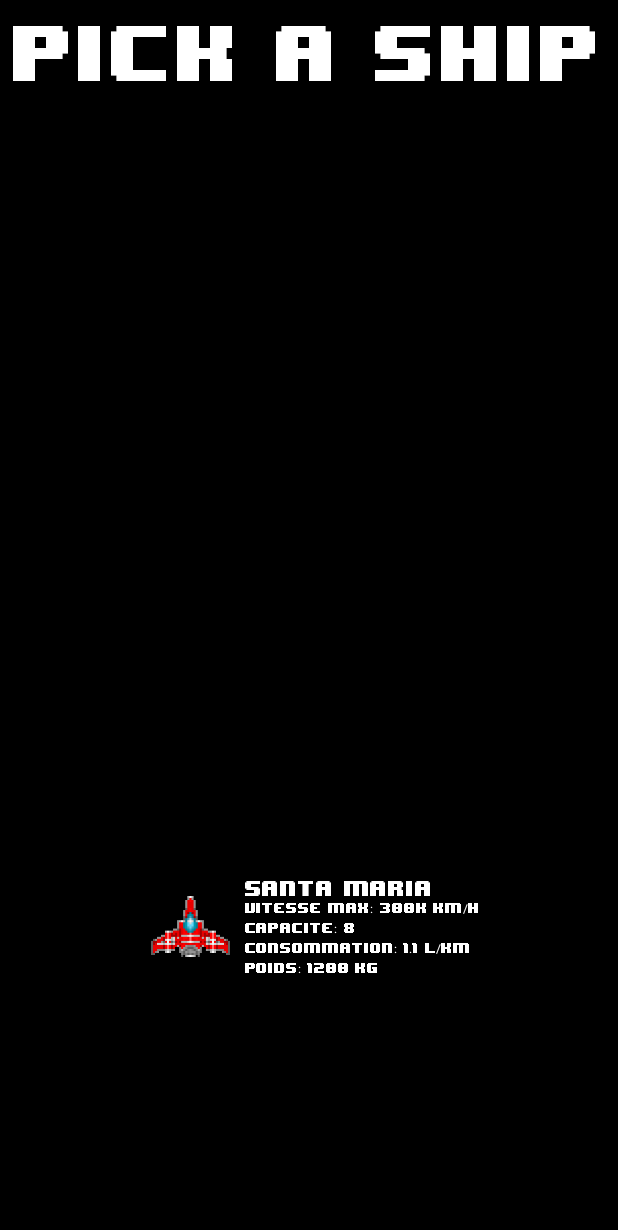
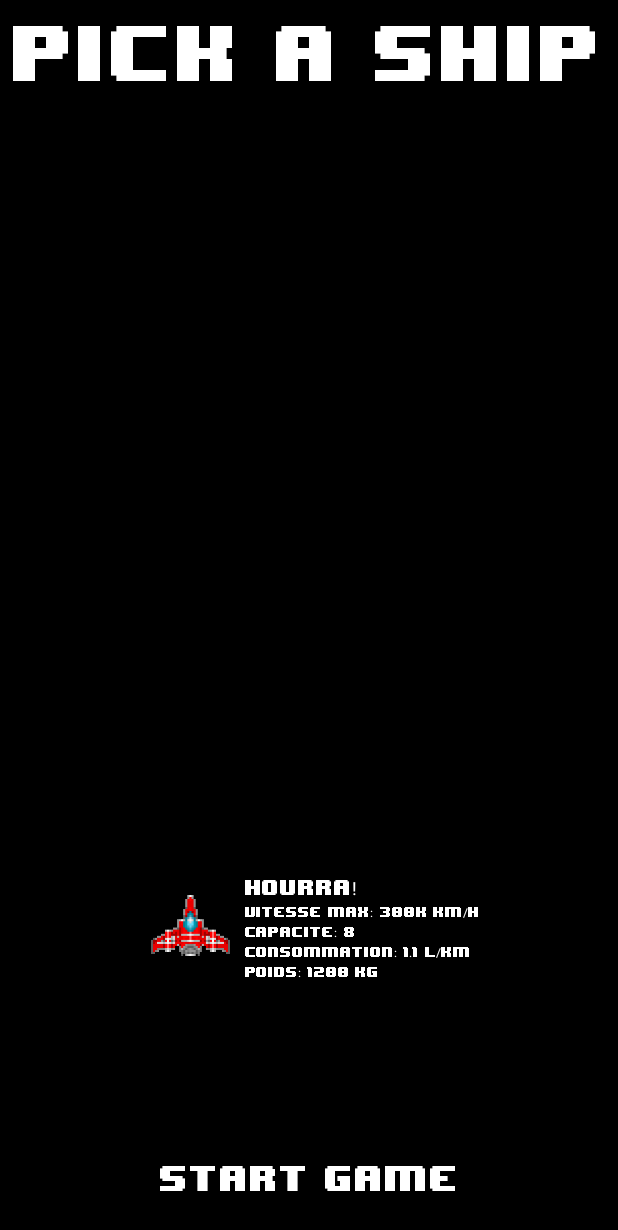
Before and after one commit to patrick-lainesse/planet_jumper, an Android app: the ChoixVaisseau screen opened directly, with no data from a screen before it, after a tap on an icon or button, on a phone screen of 412 x 824 dp. Shown: the top 1230 px of the screen. Run offline under Robolectric (Android 15) with nearby library versions, the phone set to English and light mode, and no system bars.

Commit message:
Ajout d'une classe pour contenir les statistiques d'un vaisseau pour passer plus facilement les données entre les différentes activités. Ajour d'une méthode au DBHelper pour rechercher dans la bdSQL un String fourni par une autre fonction de l'application. La requête SQL est à travailler.

```diff
--- a/app/src/main/java/com/example/planet_jumper/ChoixVaisseau.kt
+++ b/app/src/main/java/com/example/planet_jumper/ChoixVaisseau.kt
@@ -1,13 +1,12 @@
 package com.example.planet_jumper
 
+import android.database.Cursor
 import android.os.Bundle
 import android.view.LayoutInflater
 import android.view.View
-import android.widget.FrameLayout
-import android.widget.ImageView
-import android.widget.LinearLayout
-import android.widget.Toast
+import android.widget.*
 import androidx.appcompat.app.AppCompatActivity
+import androidx.appcompat.widget.AppCompatTextView
 import androidx.appcompat.widget.LinearLayoutCompat
 import androidx.cardview.widget.CardView
 import androidx.constraintlayout.widget.ConstraintLayout
@@ -20,6 +19,8 @@ class ChoixVaisseau: AppCompatActivity(), View.OnClickListener {
     lateinit var vaisseau3: ImageView
     lateinit var vaisseau4: ImageView
     var table_vaisseau: MutableList<ImageView> = ArrayList()
+    lateinit var dBHelper_Vaisseau: DBHelper_Vaisseau   // peut-être enelever ici et mettre plus bas???
+    //lateinit var vaisseauID = -1
 
     override fun onCreate(savedInstanceState: Bundle?) {
         super.onCreate(savedInstanceState)
@@ -49,21 +50,45 @@ class ChoixVaisseau: AppCompatActivity(), View.OnClickListener {
 
     override fun onClick(v: View?) {
 
-        val conteneur = findViewById<LinearLayoutCompat>(R.id.carte_vaisseau)
+        // récupération des emplacements où seront affichés les données propres au vaisseau sélectionné
+        // et des éléments à faire apparaître après une sélection
+        val confirmer_choix = findViewById<TextView>(R.id.confirmer)
+        val carte = findViewById<LinearLayoutCompat>(R.id.carte_vaisseau)
+        val nom_vaisseau = carte.findViewById<AppCompatTextView>(R.id.card_nom_vaisseau)
+        var vaisseau_choisi: ModeleVaisseau
+        //var db = DBHelper_Vaisseau(this).writableDatabase
+        var cursor: Cursor? = null
+        dBHelper_Vaisseau = DBHelper_Vaisseau(this)
+
+        val test: String
 
         if (v != null) {
             when(v.id) {
-                R.id.vaisseau1 -> Toast.makeText(this, "v1", Toast.LENGTH_LONG).show()
+                R.id.vaisseau1 -> {
+//                    Toast.makeText(this, "v1", Toast.LENGTH_LONG).show()
+                    //cursor = db.rawQuery("SELECT * FROM vaisseaux as vaisseau WHERE vaisseau._id = ?", vaisseauID)
+
+                    test = "Nina"
+                    vaisseau_choisi = dBHelper_Vaisseau.lireVaisseau(test)
+                    Toast.makeText(this, vaisseau_choisi.nom, Toast.LENGTH_LONG).show()
+
+                }  // test ????
+
                 R.id.vaisseau2 -> Toast.makeText(this, "v2", Toast.LENGTH_LONG).show()
                 R.id.vaisseau3 -> Toast.makeText(this, "v3", Toast.LENGTH_LONG).show()
                 R.id.vaisseau4 -> Toast.makeText(this, "v4", Toast.LENGTH_LONG).show()
             }
 
+            // cacher les images des vaisseaux lorsqu'un de ceux-ci est sélectionné
             for (objet in table_vaisseau) {
                 objet.visibility = View.GONE
             }
 
-            conteneur?.visibility = View.VISIBLE
+            nom_vaisseau.setText("Hourra!") // test????
+
+            // afficher l'emplacement où injecter les statistiques propres au vaisseau sélectionné
+            carte?.visibility = View.VISIBLE
+            confirmer_choix?.visibility = View.VISIBLE  // faire blinker ????
         }
     }
 }
--- /dev/null
+++ b/app/src/main/java/com/example/planet_jumper/DBHelper_Vaisseau.kt
@@ -0,0 +1,110 @@
+/*
+Classe nécessaire pour utiliser la base de données. J'ai tenté de rester le plus près possible de l'exemple vu en
+classe, en prenant seulement quelques-uns des raccourcis offerts par le langage Kotlin
+ */
+
+package com.example.planet_jumper
+
+import android.content.ContentValues
+import android.content.Context
+import android.database.Cursor
+import android.database.sqlite.SQLiteDatabase
+import android.database.sqlite.SQLiteException
+import android.database.sqlite.SQLiteOpenHelper
+import android.view.Display
+import android.widget.Toast
+
+class DBHelper_Vaisseau(contexte: Context): SQLiteOpenHelper(contexte, DATABASE_NAME, null, DATABASE_VERSION) {
+
+    //private var dbVaisseaux: SQLiteDatabase? = null  nécessaire???
+
+    override fun onCreate(db: SQLiteDatabase?) {
+
+/*        val sql = "CREATE TABLE IF NOT EXISTS vaisseaux (" +
+                "_id INTEGER PRIMARY KEY AUTOINCREMENT, " +
+                "nom TEXT, " + "vitesse INTEGER" + "capacite TINYINT" + "consommation REAL" + "poids INTEGER)"*/
+        val sql = "CREATE TABLE IF NOT EXISTS vaisseaux (" +
+                "_id INTEGER PRIMARY KEY AUTOINCREMENT, " +
+                "nom TEXT, " + "vitesse TEXT" + "capacite TEXT" + "consommation TEXT" + "poids TEXT)"
+        db?.execSQL(sql)
+
+        val values = ContentValues().apply {
+            put("nom", "Santa Maria")
+            put("vitesse", "300000")
+            put("capacite", 8)
+            put("consommation", 1.1)
+            put("poids", 1200)
+        }
+        db?.insert("vaisseaux", "null", values)
+
+        values.apply {
+            put("nom", "Nina")
+            put("vitesse", "250000")
+            put("capacite", 12)
+            put("consommation", 1.8)
+            put("poids", 1500)
+        }
+        db?.insert("vaisseaux", "null", values)
+
+        values.apply {
+            put("nom", "Pinta")
+            put("vitesse", "400000")
+            put("capacite", 6)
+            put("consommation", 2.1)
+            put("poids", 900)
+        }
+        db?.insert("vaisseaux", "null", values)
+    }
+
+    override fun onUpgrade(db: SQLiteDatabase?, oldVersion: Int, newVersion: Int) {
+        db?.execSQL("DROP TABLE IF EXISTS vaisseaux")
+        onCreate(db)
+    }
+
+    // fonction qui retourne un arraylist contenant les statistiques d'un vaisseau dans la db
+    fun lireVaisseau(nomVaisseau: String): ModeleVaisseau {
+        //val tableVaisseaux = ArrayList<ModeleVaisseau>()  ???
+        var leVaisseau = ModeleVaisseau("OUAH", "", "", "", "") //??? OUAH
+        val db = writableDatabase
+        var cursor: Cursor? = null
+        try {
+            cursor = db.rawQuery("SELECT * FROM vaisseaux as vaisseau WHERE nom = '" + nomVaisseau + "'", null)
+        } catch (e: SQLiteException) {
+            // si la table n'est pas présente, la créer
+            //????
+            //db.execSQL(SQL_CREATE_ENTRIES)
+            //return ArrayList()
+        }
+
+        var nom: String
+        var vitesse: String
+        var capacite: String
+        var consommation: String
+        var poids: String
+
+        if(cursor!!.moveToFirst()) {
+            while(cursor.isAfterLast == false) {
+                nom = cursor.getString(cursor.getColumnIndex("nom"))
+                vitesse = cursor.getString(cursor.getColumnIndex("vitesse"))
+                capacite = cursor.getString(cursor.getColumnIndex("capacite"))
+                consommation = cursor.getString(cursor.getColumnIndex("consommation"))
+                poids = cursor.getString(cursor.getColumnIndex("poids"))
+
+                leVaisseau = ModeleVaisseau(nom, vitesse, capacite, consommation, poids)
+                //tableVaisseaux.add(ModeleVaisseau(nom, vitesse, capacite, consommation, poids))
+                cursor.moveToNext()
+            }
+        }
+        return leVaisseau
+    }
+
+    // implantation d'un companion object qui fournit les paramètres à la classe étendue SQLiteOpenHelper
+    companion object {
+        val DATABASE_NAME = "vaisseaux_directory"
+        //@SuppressLint("SdCardPath")     // nécessaire???
+        //val DATABASE_PATH = "/data/data/com.jk.developers.firstkotlinapp/databases/"
+        val DATABASE_VERSION = 1
+        //val TABLE_ACCOUNTS = "accounts"
+        //val TAG = "Error-->>class_dbhelper"
+    }
+}
--- a/app/src/main/java/com/example/planet_jumper/DataBaseHelper.kt
+++ /dev/null
@@ -1,66 +0,0 @@
-/*
-Classe nécessaire pour utiliser la base de données. J'ai tenté de rester le plus près possible de l'exemple vu en
-classe, en prenant seulement quelques-uns des raccourcis offerts par le langage Kotlin
- */
-
-package com.example.planet_jumper
-
-import android.content.ContentValues
-import android.content.Context
-import android.database.sqlite.SQLiteDatabase
-import android.database.sqlite.SQLiteOpenHelper
-
-class DataBaseHelper(contexte: Context): SQLiteOpenHelper(contexte, DATABASE_NAME, null, DATABASE_VERSION) {
-
-    //private var dbVaisseaux: SQLiteDatabase? = null  nécessaire???
-
-    override fun onCreate(db: SQLiteDatabase?) {
-
-        val sql = "CREATE TABLE IF NOT EXISTS vaisseaux (" +
-                "_id INTEGER PRIMARY KEY AUTOINCREMENT, " +
-                "nom TEXT, " + "vitesse INTEGER" + "capacite TINYINT" + "consommation REAL" + "poids INTEGER)"
-        db?.execSQL(sql)
-
-        val values = ContentValues().apply {
-            put("nom", "Santa Maria")
-            put("vitesse", "300000")
-            put("capacite", 8)
-            put("consommation", 1.1)
-            put("poids", 1200)
-        }
-        db?.insert("vaisseaux", "null", values)
-
-        values.apply {
-            put("nom", "Nina")
-            put("vitesse", "250000")
-            put("capacite", 12)
-            put("consommation", 1.8)
-            put("poids", 1500)
-        }
-        db?.insert("vaisseaux", "null", values)
-
-        values.apply {
-            put("nom", "Pinta")
-            put("vitesse", "400000")
-            put("capacite", 6)
-            put("consommation", 2.1)
-            put("poids", 900)
-        }
-        db?.insert("vaisseaux", "null", values)
-    }
-
-    override fun onUpgrade(db: SQLiteDatabase?, oldVersion: Int, newVersion: Int) {
-        db?.execSQL("DROP TABLE IF EXISTS vaisseaux")
-        onCreate(db)
-    }
-
-    // implantation d'un companion object qui fournit les paramètres à la classe étendue SQLiteOpenHelper
-    companion object {
-        val DATABASE_NAME = "vaisseaux_directory"
-        //@SuppressLint("SdCardPath")     // nécessaire???
-        //val DATABASE_PATH = "/data/data/com.jk.developers.firstkotlinapp/databases/"
-        val DATABASE_VERSION = 1
-        //val TABLE_ACCOUNTS = "accounts"
-        //val TAG = "Error-->>class_dbhelper"
-    }
-}
--- /dev/null
+++ b/app/src/main/java/com/example/planet_jumper/ModeleVaisseau.kt
@@ -0,0 +1,17 @@
+package com.example.planet_jumper
+
+// classe qui servira simplement à renvoyer des objets de la classe DataBaseHelper
+// à la classe ChoixVaisseau selon la requête SQL effectuée
+class ModeleVaisseau(val nom: String, val vitesse: String, val capacite: String, val consommation: String, val poids: String)
+
+/*
+put("nom", "Pinta")
+put("vitesse", "400000")
+put("capacite", 6)
+put("consommation", 2.1)
+put("poids", 900)*/
+
+/* ??? au cas où je veux m'essayer avec des integer plutôt que des String
+"CREATE TABLE IF NOT EXISTS vaisseaux (" +
+"_id INTEGER PRIMARY KEY AUTOINCREMENT, " +
+"nom TEXT, " + "vitesse INTEGER" + "capacite TINYINT" + "consommation REAL" + "poids INTEGER)"*/
--- a/app/src/main/res/layout/card_vaisseau.xml
+++ b/app/src/main/res/layout/card_vaisseau.xml
@@ -20,7 +20,8 @@
             android:layout_height="wrap_content"
             android:paddingTop="2dp"
             android:textSize="12sp"
-            android:text="Santa Maria"/>
+            android:text="Santa Maria"
+            android:id="@+id/card_nom_vaisseau"/>
 
         <androidx.appcompat.widget.AppCompatTextView
             android:layout_width="wrap_content"
--- a/app/src/main/res/layout/choix_vaisseau_layout.xml
+++ b/app/src/main/res/layout/choix_vaisseau_layout.xml
@@ -77,6 +77,20 @@
         app:layout_constraintStart_toStartOf="parent"
         app:layout_constraintTop_toTopOf="@+id/guidelineH" />
 
+    <TextView
+        android:id="@+id/confirmer"
+        android:layout_width="match_parent"
+        android:layout_height="wrap_content"
+        android:layout_marginBottom="30dp"
+        android:gravity="center_horizontal"
+        android:text="@string/lancer_jeu"
+        android:textColor="#FFF"
+        android:textSize="20sp"
+        android:visibility="gone"
+        app:layout_constraintBottom_toBottomOf="parent"
+        app:layout_constraintEnd_toEndOf="parent"
+        app:layout_constraintStart_toStartOf="parent" />
+
     <androidx.constraintlayout.widget.Guideline
         android:id="@+id/guidelineV"
         android:layout_width="wrap_content"
```
